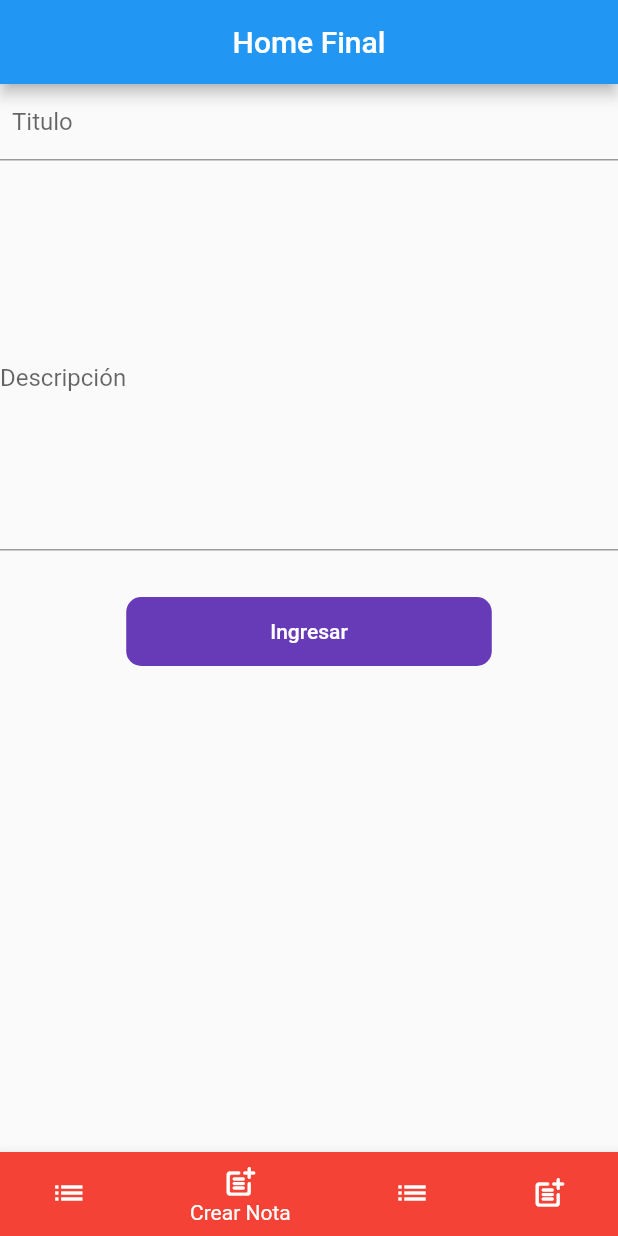
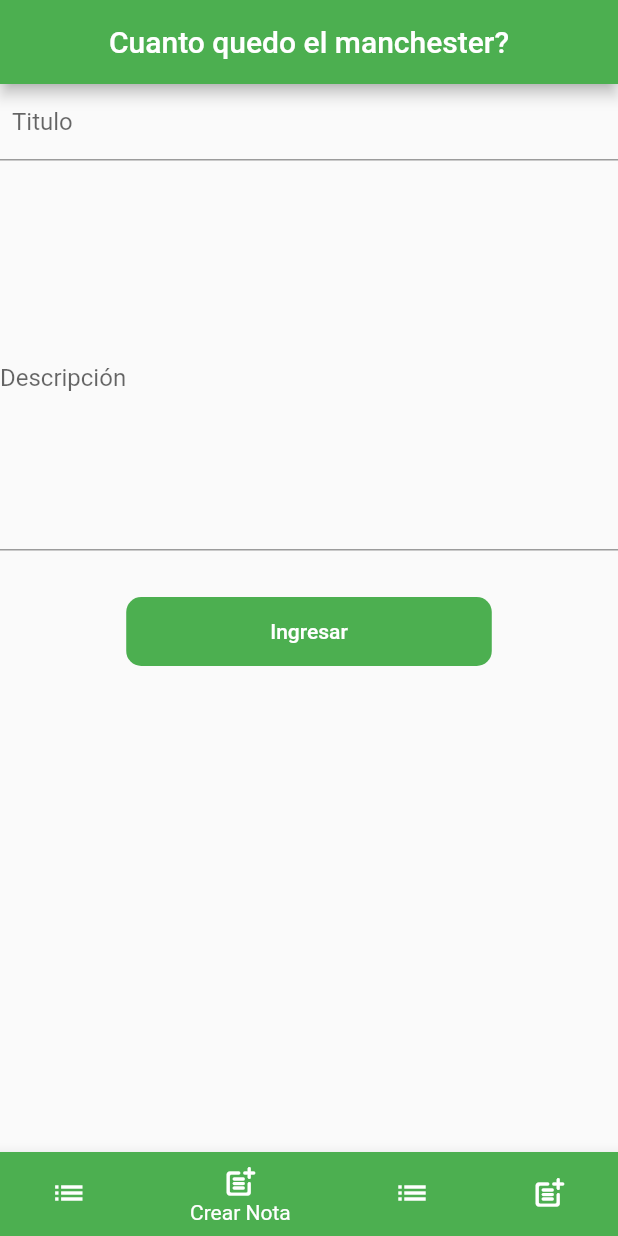
Before and after one commit to sebasrpg1232/flutter_notes_crud_local_app, a Flutter app: the screen it shows after launch, item 2 of the bottom bar chosen, on a phone screen of 412 x 824 dp. Run offline on Flutter 3.47's test engine with Material 2 defaults, Android fonts, the light colour scheme and no system bars; our stand-ins replace sqflite; accounts and stored records are empty.

Commit message:
dejalo asi

```diff
--- a/lib/screens/create_note_screen.dart
+++ b/lib/screens/create_note_screen.dart
@@ -45,7 +45,7 @@
             initialValue: notesProvider.description,
             // keyboardType: TextInputType.emailAddress,
             decoration: const InputDecoration(
-              hintText: 'Aprender sobre Dart...',
+              hintText: 'DAME TIEMPO QUE NO ESTOY EN MI MEJOR MOMENTO',
               labelText: 'Descripción',
             ),
             onChanged: (value) => notesProvider.description = value,
@@ -59,7 +59,7 @@
                 RoundedRectangleBorder(borderRadius: BorderRadius.circular(10)),
             disabledColor: Colors.grey,
             elevation: 0,
-            color: Colors.deepPurple,
+            color: Colors.green,
             onPressed: notesProvider.isLoading
                 ? null
                 : () {
--- a/lib/screens/create_student_screen.dart
+++ b/lib/screens/create_student_screen.dart
@@ -73,7 +73,7 @@
             RoundedRectangleBorder(borderRadius: BorderRadius.circular(10)),
             disabledColor: Colors.grey,
             elevation: 0,
-            color: Colors.deepPurple,
+            color: Colors.green,
             onPressed: studentsProvider.isLoading
                 ? null
                 : () {
--- a/lib/screens/home_screen.dart
+++ b/lib/screens/home_screen.dart
@@ -18,7 +18,8 @@
   Widget build(BuildContext context) {
     return Scaffold(
         appBar: AppBar(
-          title: const Center(child: Text("Home Final")),
+          title: const Center(child: Text("Cuanto quedo el manchester?")),
+          backgroundColor: Colors.green,
         ),
         body: _HomeScreenBody(),
         bottomNavigationBar: const CustomNavigatorBar());
--- a/lib/widgets/custom_navigatorbar.dart
+++ b/lib/widgets/custom_navigatorbar.dart
@@ -30,11 +30,11 @@
       },
       //Items
       items: const <BottomNavigationBarItem>[
-        BottomNavigationBarItem(backgroundColor: Colors.red, icon: Icon(Icons.list), label: "Listar Notas"),
-        BottomNavigationBarItem(backgroundColor: Colors.red,
+        BottomNavigationBarItem(backgroundColor: Colors.green, icon: Icon(Icons.list), label: "Listar Notas"),
+        BottomNavigationBarItem(backgroundColor: Colors.green,
             icon: Icon(Icons.post_add_rounded), label: "Crear Nota"),
-        BottomNavigationBarItem(backgroundColor: Colors.red,icon: Icon(Icons.list), label: "Listar Estudiantes"),
-        BottomNavigationBarItem(backgroundColor: Colors.red,
+        BottomNavigationBarItem(backgroundColor: Colors.green,icon: Icon(Icons.list), label: "Listar Estudiantes"),
+        BottomNavigationBarItem(backgroundColor: Colors.green,
             icon: Icon(Icons.post_add_rounded), label: "Crear Estudiante")
       ],
 
```
Also changed, not shown: lib/screens/list_notes_screen.dart (+10 -2 lines), lib/screens/list_students_screen.dart (+10 -2 lines).
